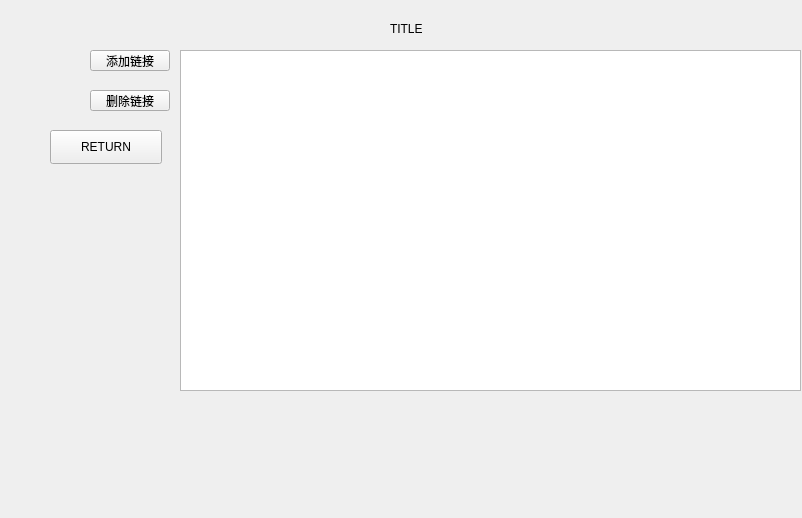
Above: cola/link.ui from jinkq/CourseTable before the change. Below: the same form after it.
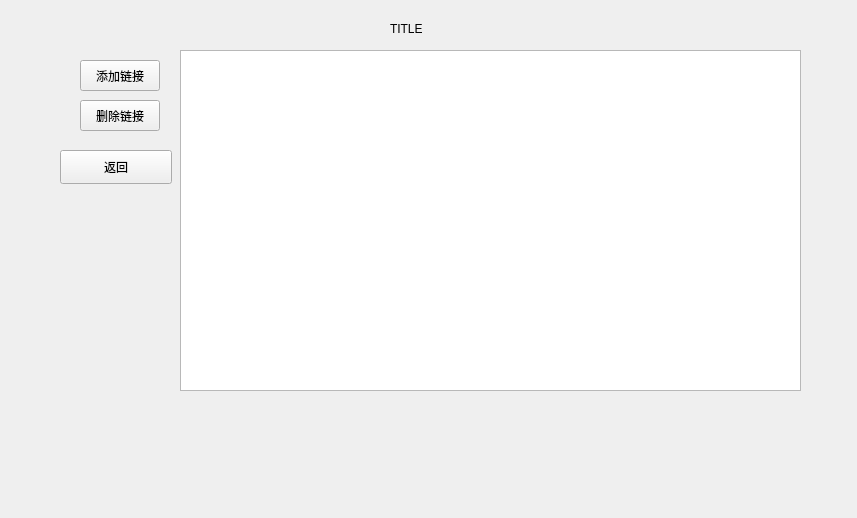
That is the form after the change.

Patch:
```diff
--- a/cola/link.ui
+++ b/cola/link.ui
@@ -6,7 +6,7 @@
    <rect>
     <x>0</x>
     <y>0</y>
-    <width>802</width>
+    <width>857</width>
     <height>518</height>
    </rect>
   </property>
@@ -29,23 +29,23 @@
   <widget class="QPushButton" name="returnButton">
    <property name="geometry">
     <rect>
-     <x>50</x>
-     <y>130</y>
+     <x>60</x>
+     <y>150</y>
      <width>112</width>
      <height>34</height>
     </rect>
    </property>
    <property name="text">
-    <string>RETURN</string>
+    <string>返回</string>
    </property>
   </widget>
   <widget class="QPushButton" name="addLinkButton">
    <property name="geometry">
     <rect>
-     <x>90</x>
-     <y>50</y>
+     <x>80</x>
+     <y>60</y>
      <width>80</width>
-     <height>21</height>
+     <height>31</height>
     </rect>
    </property>
    <property name="text">
@@ -55,10 +55,10 @@
   <widget class="QPushButton" name="delLinkButton">
    <property name="geometry">
     <rect>
-     <x>90</x>
-     <y>90</y>
+     <x>80</x>
+     <y>100</y>
      <width>80</width>
-     <height>21</height>
+     <height>31</height>
     </rect>
    </property>
    <property name="text">
```
